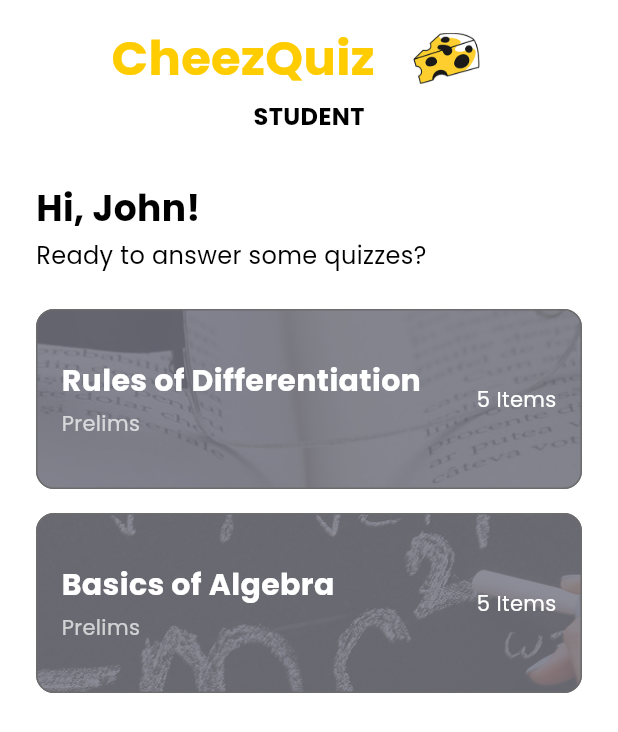
After one commit to KubangPawis/cheez-quiz-app, a Flutter app: the StudentMainPage screen opened by its route, on a phone screen of 412 x 824 dp. The commit adds this screen. Shown: the top 732 px of the screen. Run offline on Flutter 3.47's test engine with Material 3 defaults, Android fonts, the light colour scheme and no system bars; our stand-ins replace google_fonts.

Commit message:
feat(student): add student main page

```diff
--- a/lib/main.dart
+++ b/lib/main.dart
@@ -1,6 +1,7 @@
 import 'package:cheez_quiz_app/pages/home_page.dart';
 import 'package:cheez_quiz_app/pages/login_student.dart';
 import 'package:cheez_quiz_app/pages/login_teacher.dart';
+import 'package:cheez_quiz_app/pages/main_student.dart';
 import 'package:cheez_quiz_app/pages/main_teacher.dart';
 import 'package:flutter/material.dart';
 
@@ -22,7 +23,8 @@ class CheezQuizApp extends StatelessWidget {
         '/login_teacher': (context) => const TeacherLoginPage(),
         '/login_student': (context) => const StudentLoginPage(),
         '/main_teacher': (context) => const TeacherMainPage(),
-      }
+        '/main_student': (context) => const StudentMainPage(),
+      },
     );
   }
 }
--- /dev/null
+++ b/lib/pages/main_student.dart
@@ -0,0 +1,161 @@
+import 'package:flutter/material.dart';
+import 'package:google_fonts/google_fonts.dart';
+
+const primaryColor = 0xFFFFCC00;
+const strokeColor = 0xFF6C6C6C;
+
+class StudentMainPage extends StatelessWidget {
+  const StudentMainPage({Key? key}) : super(key: key);
+
+  @override
+  Widget build(BuildContext context) {
+    return Scaffold(
+      backgroundColor: Colors.white,
+      body: SafeArea(
+        child: Padding(
+          padding: const EdgeInsets.symmetric(horizontal: 24, vertical: 16),
+          child: Column(
+            crossAxisAlignment: CrossAxisAlignment.start,
+            children: [
+              Center(
+                child: Row(
+                  mainAxisSize: MainAxisSize.min,
+                  children: [
+                    Text(
+                      'CheezQuiz',
+                      style: titleStyle(
+                        textColor: Color(primaryColor),
+                        fontSize: 32,
+                      ),
+                    ),
+                    const SizedBox(width: 8),
+                    Image.asset(
+                      'assets/cheese-icon.png',
+                      width: 80,
+                      height: 40,
+                    ),
+                  ],
+                ),
+              ),
+              const SizedBox(height: 4),
+              Center(
+                child: Text(
+                  'STUDENT',
+                  style: titleStyle(textColor: Colors.black, fontSize: 16),
+                ),
+              ),
+
+              const SizedBox(height: 32),
+
+              Text(
+                'Hi, John!',
+                style: titleStyle(textColor: Colors.black, fontSize: 24),
+              ),
+              const SizedBox(height: 4),
+              Text(
+                'Ready to answer some quizzes?',
+                style: subtitleStyle(textColor: Colors.black, fontSize: 16),
+              ),
+
+              const SizedBox(height: 24),
+
+              QuizCard(
+                title: 'Rules of Differentiation',
+                subtitle: 'Prelims',
+                itemsCount: '5 Items',
+                imagePath: 'assets/differentiation-bg.png',
+              ),
+              const SizedBox(height: 16),
+              QuizCard(
+                title: 'Basics of Algebra',
+                subtitle: 'Prelims',
+                itemsCount: '5 Items',
+                imagePath: 'assets/algebra-bg.png',
+              ),
+            ],
+          ),
+        ),
+      ),
+    );
+  }
+}
+
+class QuizCard extends StatelessWidget {
+  final String title;
+  final String subtitle;
+  final String itemsCount;
+  final String imagePath;
+
+  const QuizCard({
+    Key? key,
+    required this.title,
+    required this.subtitle,
+    required this.itemsCount,
+    required this.imagePath,
+  }) : super(key: key);
+
+  @override
+  Widget build(BuildContext context) {
+    return Container(
+      height: 120,
+      decoration: BoxDecoration(
+        border: Border.all(color: Color(strokeColor)),
+        borderRadius: BorderRadius.circular(12),
+        image: DecorationImage(
+          image: AssetImage(imagePath),
+          fit: BoxFit.cover,
+          colorFilter: ColorFilter.mode(
+            Colors.black.withOpacity(0.3),
+            BlendMode.darken,
+          ),
+        ),
+      ),
+      child: Padding(
+        padding: const EdgeInsets.symmetric(horizontal: 16, vertical: 12),
+        child: Row(
+          mainAxisAlignment: MainAxisAlignment.spaceBetween,
+          children: [
+            // Title + Subtitle
+            Column(
+              crossAxisAlignment: CrossAxisAlignment.start,
+              mainAxisAlignment: MainAxisAlignment.center,
+              children: [
+                Text(
+                  title,
+                  style: titleStyle(textColor: Colors.white, fontSize: 20),
+                ),
+                const SizedBox(height: 4),
+                Text(
+                  subtitle,
+                  style: subtitleStyle(textColor: Colors.white70, fontSize: 14),
+                ),
+              ],
+            ),
+
+            // Item count badge on the right
+            Text(
+              itemsCount,
+              style: subtitleStyle(textColor: Colors.white, fontSize: 14),
+            ),
+          ],
+        ),
+      ),
+    );
+  }
+}
+
+TextStyle titleStyle({required Color textColor, required double? fontSize}) {
+  return GoogleFonts.poppins(
+    textStyle: TextStyle(
+      fontSize: fontSize,
+      fontWeight: FontWeight.bold,
+      color: textColor,
+    ),
+  );
+}
+
+TextStyle subtitleStyle({required Color textColor, required double? fontSize}) {
+  return GoogleFonts.poppins(
+    textStyle: TextStyle(fontSize: fontSize, color: textColor),
+  );
+}
```
